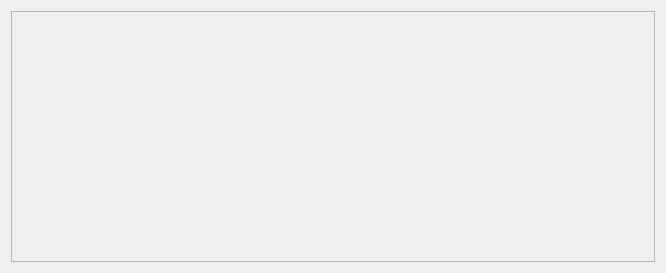
Old version of the form ui/remix.ui in the repository StarixWoS/ReMix.
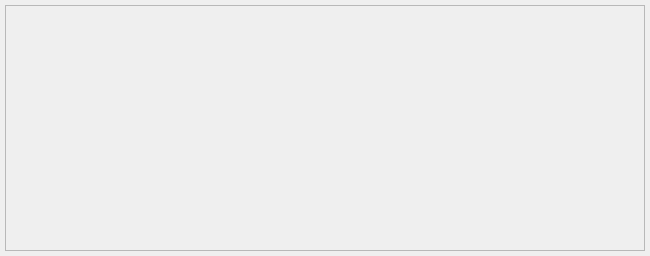
New version of the form.

The edit to the form file:
```diff
--- a/ui/remix.ui
+++ b/ui/remix.ui
@@ -6,20 +6,20 @@
    <rect>
     <x>0</x>
     <y>0</y>
-    <width>666</width>
-    <height>273</height>
+    <width>650</width>
+    <height>256</height>
    </rect>
   </property>
   <property name="minimumSize">
    <size>
     <width>0</width>
-    <height>273</height>
+    <height>256</height>
    </size>
   </property>
   <property name="maximumSize">
    <size>
     <width>16777215</width>
-    <height>414</height>
+    <height>395</height>
    </size>
   </property>
   <property name="windowTitle">
@@ -30,6 +30,21 @@
   </property>
   <widget class="QWidget" name="centralWidget">
    <layout class="QGridLayout" name="gridLayout">
+    <property name="leftMargin">
+     <number>5</number>
+    </property>
+    <property name="topMargin">
+     <number>5</number>
+    </property>
+    <property name="rightMargin">
+     <number>5</number>
+    </property>
+    <property name="bottomMargin">
+     <number>5</number>
+    </property>
+    <property name="spacing">
+     <number>5</number>
+    </property>
     <item row="0" column="1">
      <widget class="QFrame" name="frame">
       <property name="frameShape">
```
